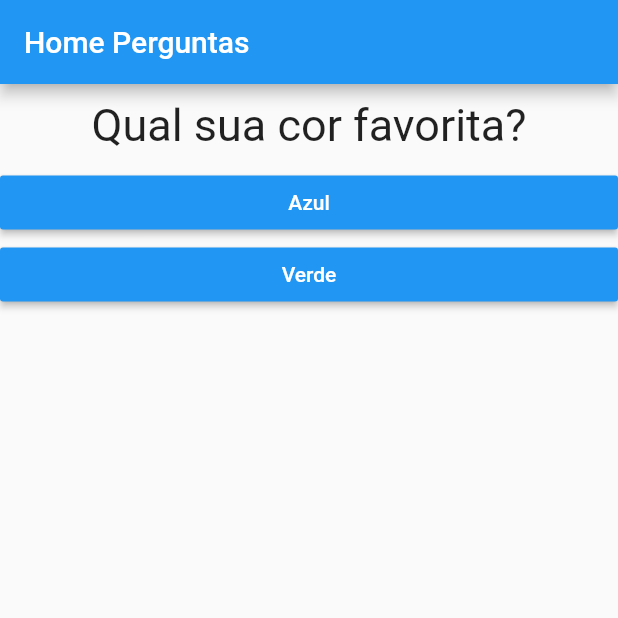
After one commit to kalebrozo/perguntas, a Flutter app: the screen it shows after launch, on a phone screen of 412 x 824 dp, the top half of it. The commit adds this screen. Run offline on Flutter 3.47's test engine with Material 2 defaults, Android fonts, the phone set to English and light mode, and no system bars.

Commit message:
Componente Questionario

```diff
--- a/lib/main.dart
+++ b/lib/main.dart
@@ -1,13 +1,16 @@
 import 'package:flutter/material.dart';
-import './questao.dart';
-import './resposta.dart';
 import './resultado.dart';
+import './questionario.dart';
 main() {
   runApp(new PerguntaApp());
 }
 
 class _PerguntaAppState extends State<PerguntaApp> {
   var _perguntaSelecionada = 0;
+
+   bool get existePerguntaSelecinada {
+    return _perguntaSelecionada < _perguntas.length;
+  }
 
   final List<Map<String, Object>> _perguntas = const [
     {
@@ -24,10 +27,6 @@ class _PerguntaAppState extends State<PerguntaApp> {
     }
   ];
 
-  bool get existePerguntaSelecinada {
-    return _perguntaSelecionada < _perguntas.length;
-  }
-
   void _responder() {
     if (existePerguntaSelecinada) {
       setState(() {
@@ -41,24 +40,14 @@ class _PerguntaAppState extends State<PerguntaApp> {
 
   @override
   Widget build(BuildContext context) {
-    List<String> respostas = existePerguntaSelecinada
-        ? _perguntas[_perguntaSelecionada]['respostas']
-        : null;
-
     return MaterialApp(
       home: Scaffold(
           appBar: AppBar(
             title: Text('Home Perguntas'),
           ),
           body: existePerguntaSelecinada
-              ? Column(
-                  children: <Widget>[
-                    Questao(_perguntas[_perguntaSelecionada]['texto']),
-                    ...respostas.map((e) => Resposta(e, _responder)).toList(),
-                  ],
-                )
-              :
-             Resultado('Parabéns!')),
+              ? Questionario(perguntas: _perguntas, perguntaSelecionada: _perguntaSelecionada, quandoResponder: _responder)
+              : Resultado('Parabéns!')),
     );
   }
 }
--- /dev/null
+++ b/lib/questionario.dart
@@ -0,0 +1,33 @@
+import 'package:flutter/material.dart';
+import './questao.dart';
+import './resposta.dart';
+
+class Questionario extends StatelessWidget {
+  final List<Map<String, Object>> perguntas;
+  final int perguntaSelecionada;
+  final void Function() quandoResponder;
+
+  Questionario({
+    @required this.perguntas,
+    @required this.perguntaSelecionada,
+    @required this.quandoResponder,
+  });
+
+   bool get existePerguntaSelecinada {
+    return perguntaSelecionada < perguntas.length;
+  }
+
+  @override
+  Widget build(BuildContext context) {
+  List<String> respostas = existePerguntaSelecinada
+        ? perguntas[perguntaSelecionada]['respostas']
+        : null;
+
+    return Column(
+      children: <Widget>[
+        Questao(perguntas[perguntaSelecionada]['texto']),
+        ...respostas.map((e) => Resposta(e, quandoResponder)).toList(),
+      ],
+    );
+  }
+}
```
